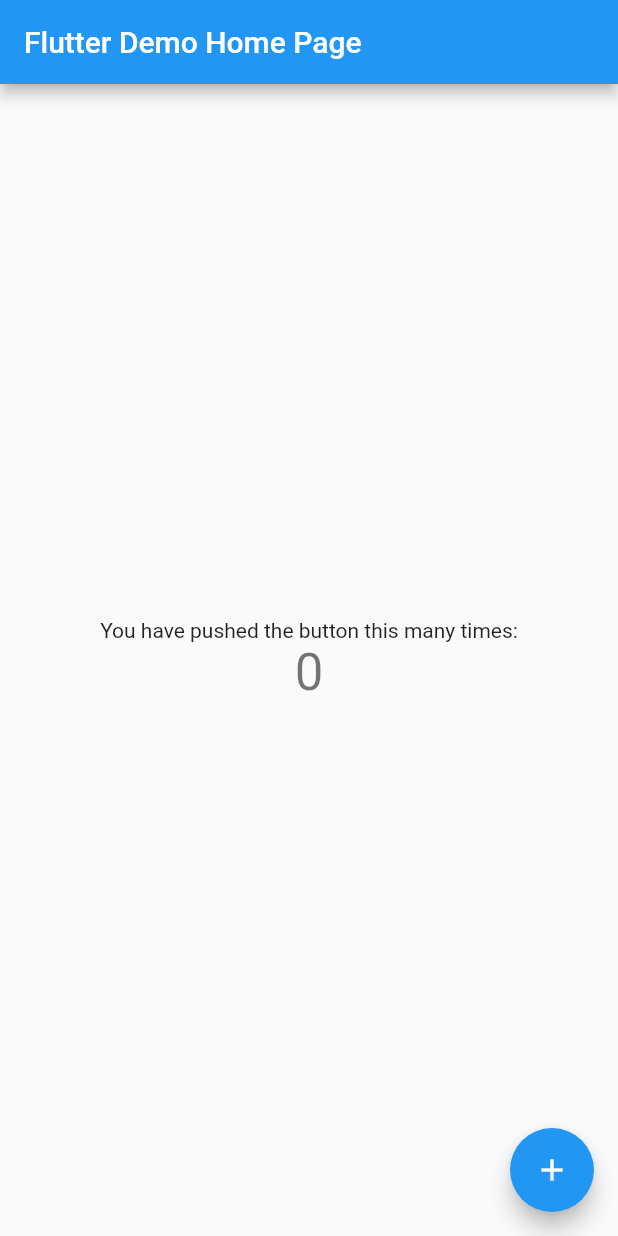
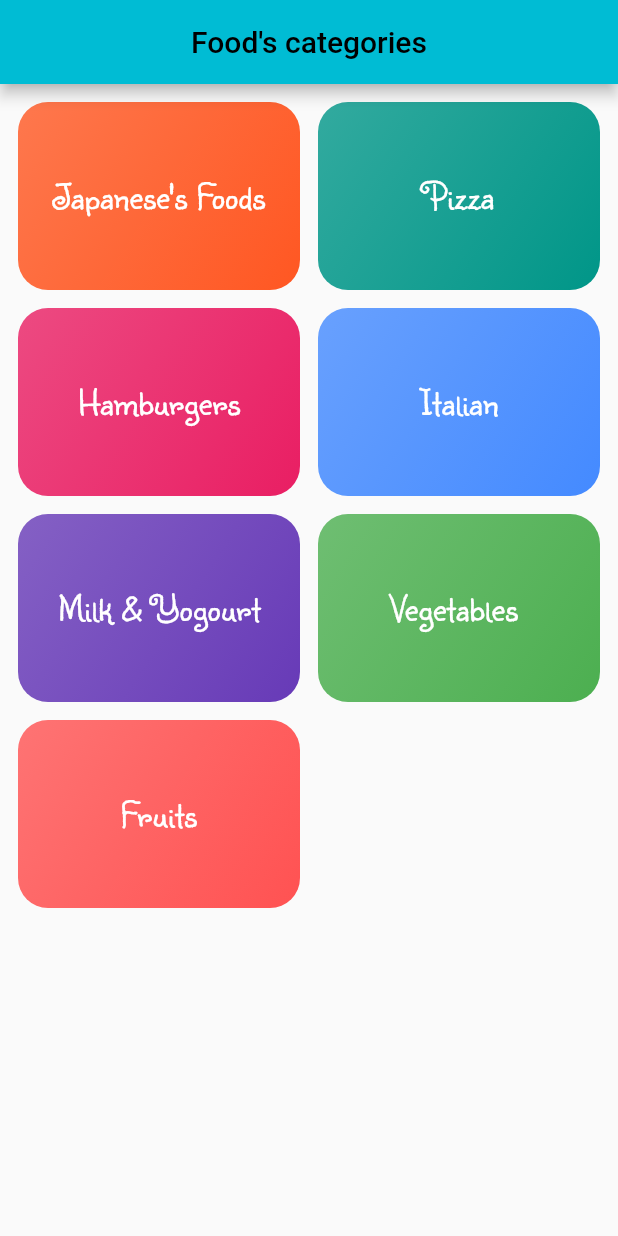
Before and after one commit to QuyenVu04092000/food_app, a Flutter app: the screen it shows after launch, on a phone screen of 412 x 824 dp. Run offline on Flutter 3.47's test engine with Material 2 defaults, Android fonts, the phone set to English and light mode, and no system bars.

Commit message:
categories

```diff
--- /dev/null
+++ b/lib/categories_page.dart
@@ -0,0 +1,19 @@
+import 'package:flutter/material.dart';
+import 'package:flutter/cupertino.dart';
+import 'package:food_app/category_item.dart';
+import 'package:food_app/fake_data.dart';
+class CategoriesPage extends StatelessWidget{
+  @override
+  Widget build(BuildContext context) {
+    return GridView(
+      padding: EdgeInsets.all(12),
+      children: FAKE_CATEGORIES.map((eachCategory) => CategoryItem(category: eachCategory)).toList(),
+      gridDelegate: SliverGridDelegateWithMaxCrossAxisExtent(
+        maxCrossAxisExtent: 300,
+        childAspectRatio: 3/2,
+        crossAxisSpacing: 12,
+        mainAxisSpacing: 12,
+      ),
+    );
+  }
+}
--- /dev/null
+++ b/lib/category_item.dart
@@ -0,0 +1,36 @@
+import 'package:flutter/cupertino.dart';
+import 'package:flutter/material.dart';
+import 'models/category.dart';
+class CategoryItem extends StatelessWidget{
+  late Category category;
+  CategoryItem({required this.category});
+  @override
+  Widget build(BuildContext context) {
+    Color _color = this.category.color;
+    return Container(
+      child: Container(
+        child: Column(
+          mainAxisAlignment: MainAxisAlignment.center,
+          crossAxisAlignment: CrossAxisAlignment.center,
+          children: <Widget>[
+            Text(this.category.content,
+              style: Theme.of(context).textTheme.subtitle1,
+            ),
+          ],
+        ),
+        decoration: BoxDecoration(
+          gradient: LinearGradient(
+            colors: [
+              _color.withOpacity(0.8),
+              _color
+            ],
+            begin: Alignment.topLeft,
+            end: Alignment.bottomRight
+          ),
+          color:_color,
+          borderRadius: BorderRadius.circular(20),
+        ),
+      ),
+    );
+  }
+}
--- /dev/null
+++ b/lib/fake_data.dart
@@ -0,0 +1,11 @@
+import 'package:flutter/material.dart';
+import 'models/category.dart';
+final FAKE_CATEGORIES = [
+  Category(id: 1, content: 'Japanese\'s Foods', color: Colors.deepOrange),
+  Category(id: 2, content: 'Pizza', color: Colors.teal),
+  Category(id: 3, content: 'Hamburgers', color: Colors.pink),
+  Category(id: 4, content: 'Italian', color: Colors.blueAccent),
+  Category(id: 5, content: 'Milk & Yogourt', color: Colors.deepPurple),
+  Category(id: 6, content: 'Vegetables ', color: Colors.green),
+  Category(id: 7, content: 'Fruits', color: Colors.redAccent),
+];
--- a/lib/main.dart
+++ b/lib/main.dart
@@ -1,4 +1,5 @@
 import 'package:flutter/material.dart';
+import 'package:food_app/categories_page.dart';
 
 void main() {
   runApp(const MyApp());
@@ -11,105 +12,33 @@ class MyApp extends StatelessWidget {
   @override
   Widget build(BuildContext context) {
     return MaterialApp(
-      title: 'Flutter Demo',
+      title: 'Food App with navigation',
       theme: ThemeData(
-        // This is the theme of your application.
-        //
-        // Try running your application with "flutter run". You'll see the
-        // application has a blue toolbar. Then, without quitting the app, try
-        // changing the primarySwatch below to Colors.green and then invoke
-        // "hot reload" (press "r" in the console where you ran "flutter run",
-        // or simply save your changes to "hot reload" in a Flutter IDE).
-        // Notice that the counter didn't reset back to zero; the application
-        // is not restarted.
-        primarySwatch: Colors.blue,
+        primarySwatch: Colors.cyan,
+        fontFamily: 'Itim',
+        textTheme: ThemeData.light().textTheme.copyWith(
+          bodyText1: TextStyle(
+            color: Color.fromRGBO(20, 52, 52, 1)
+          ),
+          bodyText2: TextStyle(
+            color: Color.fromRGBO(20, 52, 52, 1)
+          ),
+          subtitle1: TextStyle(
+            fontSize: 25,
+            fontFamily: 'Sunshiney',
+            color: Colors.white
+          )
+        )
       ),
-      home: const MyHomePage(title: 'Flutter Demo Home Page'),
+      home: Scaffold(
+        appBar: AppBar(
+          centerTitle: true,
+          title: const Text('Food\'s categories'),
+        ),
+        body: SafeArea(
+          child: CategoriesPage(),
+        )
+      ),
     );
   }
 }
-
-class MyHomePage extends StatefulWidget {
-  const MyHomePage({Key? key, required this.title}) : super(key: key);
-
-  // This widget is the home page of your application. It is stateful, meaning
-  // that it has a State object (defined below) that contains fields that affect
-  // how it looks.
-
-  // This class is the configuration for the state. It holds the values (in this
-  // case the title) provided by the parent (in this case the App widget) and
-  // used by the build method of the State. Fields in a Widget subclass are
-  // always marked "final".
-
-  final String title;
-
-  @override
-  State<MyHomePage> createState() => _MyHomePageState();
-}
-
-class _MyHomePageState extends State<MyHomePage> {
-  int _counter = 0;
-
-  void _incrementCounter() {
-    setState(() {
-      // This call to setState tells the Flutter framework that something has
-      // changed in this State, which causes it to rerun the build method below
-      // so that the display can reflect the updated values. If we changed
-      // _counter without calling setState(), then the build method would not be
-      // called again, and so nothing would appear to happen.
-      _counter++;
-    });
-  }
-
-  @override
-  Widget build(BuildContext context) {
-    // This method is rerun every time setState is called, for instance as done
-    // by the _incrementCounter method above.
-    //
-    // The Flutter framework has been optimized to make rerunning build methods
-    // fast, so that you can just rebuild anything that needs updating rather
-    // than having to individually change instances of widgets.
-    return Scaffold(
-      appBar: AppBar(
-        // Here we take the value from the MyHomePage object that was created by
-        // the App.build method, and use it to set our appbar title.
-        title: Text(widget.title),
-      ),
-      body: Center(
-        // Center is a layout widget. It takes a single child and positions it
-        // in the middle of the parent.
-        child: Column(
-          // Column is also a layout widget. It takes a list of children and
-          // arranges them vertically. By default, it sizes itself to fit its
-          // children horizontally, and tries to be as tall as its parent.
-          //
-          // Invoke "debug painting" (press "p" in the console, choose the
-          // "Toggle Debug Paint" action from the Flutter Inspector in Android
-          // Studio, or the "Toggle Debug Paint" command in Visual Studio Code)
-          // to see the wireframe for each widget.
-          //
-          // Column has various properties to control how it sizes itself and
-          // how it positions its children. Here we use mainAxisAlignment to
-          // center the children vertically; the main axis here is the vertical
-          // axis because Columns are vertical (the cross axis would be
-          // horizontal).
-          mainAxisAlignment: MainAxisAlignment.center,
-          children: <Widget>[
-            const Text(
-              'You have pushed the button this many times:',
-            ),
-            Text(
-              '$_counter',
-              style: Theme.of(context).textTheme.headline4,
-            ),
-          ],
-        ),
-      ),
-      floatingActionButton: FloatingActionButton(
-        onPressed: _incrementCounter,
-        tooltip: 'Increment',
-        child: const Icon(Icons.add),
-      ), // This trailing comma makes auto-formatting nicer for build methods.
-    );
-  }
-}
--- /dev/null
+++ b/lib/models/category.dart
@@ -0,0 +1,11 @@
+import 'package:flutter/material.dart';
+class Category {
+  final int id;
+  final String content;
+  final Color color;
+  Category({
+    required this.content,
+    required this.color,
+    required this.id
+});
+}
```
Also changed, not shown: assets/fonts/Itim/OFL.txt (added, +93 -0 lines), pubspec.yaml (+13 -10 lines), assets/fonts/Itim/Itim-Regular.ttf (added), assets/fonts/Sunshiney/LICENSE.txt (added), assets/fonts/Sunshiney/Sunshiney-Regular.ttf (added).
